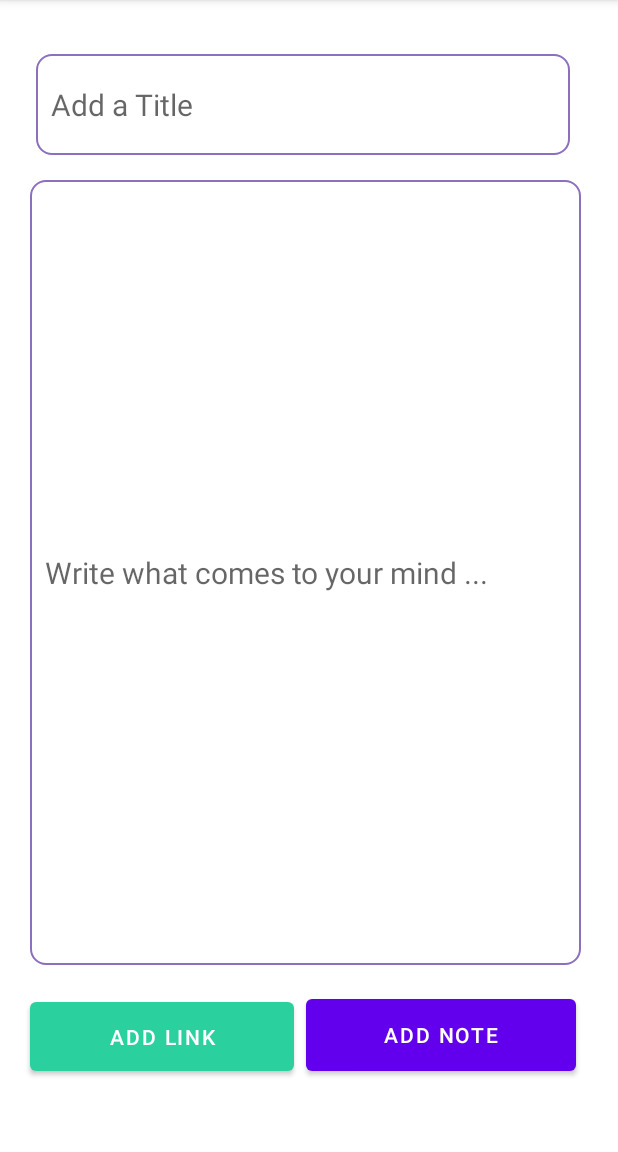
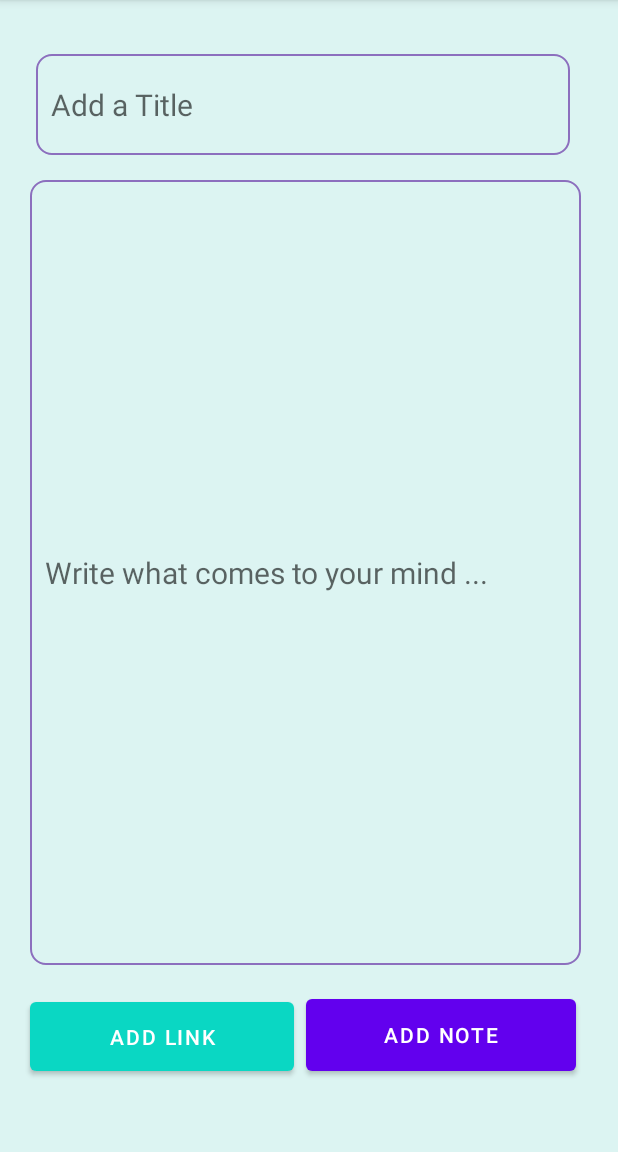
Before and after one commit to aarrasseayoub01/Nota, an Android app: the writing screen opened directly, with no data from a screen before it, on a phone screen of 412 x 824 dp, the part 84-1236 px from its top. Run offline under Robolectric (Android 15) with nearby library versions, the phone set to English and light mode, and no system bars.

Commit message:
Changing the look and feel of the app

```diff
--- a/app/src/main/java/com/example/nota/writing.java
+++ b/app/src/main/java/com/example/nota/writing.java
@@ -30,7 +30,7 @@ public class writing extends AppCompatActivity {
         super.onCreate(savedInstanceState);
         setContentView(R.layout.activity_writing);
         Button button = findViewById(R.id.button2);
-        button.setBackgroundColor(Color.parseColor("#2ad19f"));
+        button.setBackgroundColor(Color.parseColor("#0AD7C3"));
     }
     String inputTitle;
     public void onStart(){
--- a/app/src/main/res/layout/activity_main.xml
+++ b/app/src/main/res/layout/activity_main.xml
@@ -10,7 +10,8 @@
     <FrameLayout
         android:id="@+id/fragment_container"
         android:layout_width="match_parent"
-        android:layout_height="match_parent" />
+        android:layout_height="match_parent"
+        android:background="#DCF4F2"/>
 
     <com.google.android.material.floatingactionbutton.FloatingActionButton
         android:id="@+id/floatingActionButton"
--- a/app/src/main/res/layout/activity_note.xml
+++ b/app/src/main/res/layout/activity_note.xml
@@ -5,7 +5,11 @@
     android:layout_width="match_parent"
     android:layout_height="match_parent"
     tools:context=".Note">
-
+    <FrameLayout
+        android:id="@+id/fragment_container"
+        android:layout_width="match_parent"
+        android:layout_height="match_parent"
+        android:background="#DCF4F2"/>
     <TextView
         android:id="@+id/title"
         android:layout_width="324dp"
--- a/app/src/main/res/layout/activity_writing.xml
+++ b/app/src/main/res/layout/activity_writing.xml
@@ -6,7 +6,11 @@
     android:layout_height="match_parent"
     tools:context=".writing">
 
-
+    <FrameLayout
+        android:id="@+id/fragment_container"
+        android:layout_width="match_parent"
+        android:layout_height="match_parent"
+        android:background="#DCF4F2"/>
     <EditText
         android:id="@+id/title"
         android:layout_width="356dp"
```
Also changed, not shown: app/src/main/res/drawable/frament_list.xml (added, +27 -0 lines), app/src/main/res/layout/fragment_note_list.xml (+5 -2 lines), app/src/main/res/drawable/edittext_border.xml (line endings or trailing spaces).
